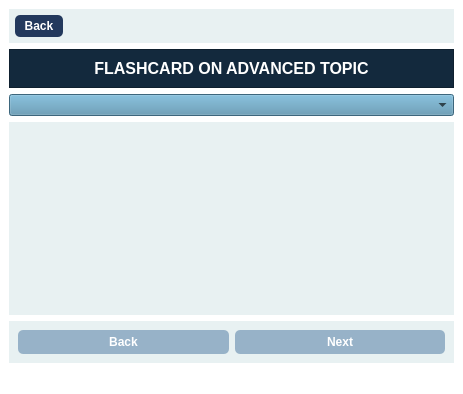
Before: the Qt Designer form flashcard3.ui in ngocanh1192006/English_app, drawn with Qt 5.
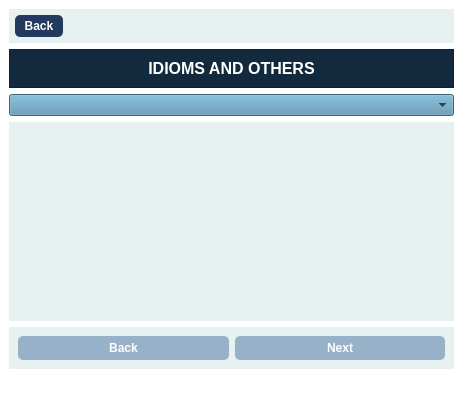
After: the same form once the commit is applied. Icons and pictures are not drawn.

The edit to the form file:
```diff
--- a/flashcard3.ui
+++ b/flashcard3.ui
@@ -6,8 +6,8 @@
    <rect>
     <x>0</x>
     <y>0</y>
-    <width>457</width>
-    <height>394</height>
+    <width>462</width>
+    <height>400</height>
    </rect>
   </property>
   <property name="windowTitle">
@@ -112,7 +112,7 @@
 color: #fff;</string>
          </property>
          <property name="text">
-          <string>FLASHCARD ON ADVANCED TOPIC</string>
+          <string>IDIOMS AND OTHERS</string>
          </property>
          <property name="alignment">
           <set>Qt::AlignCenter</set>
```
Left out of the diff: 2 changed lines with no effect on the pictures.
